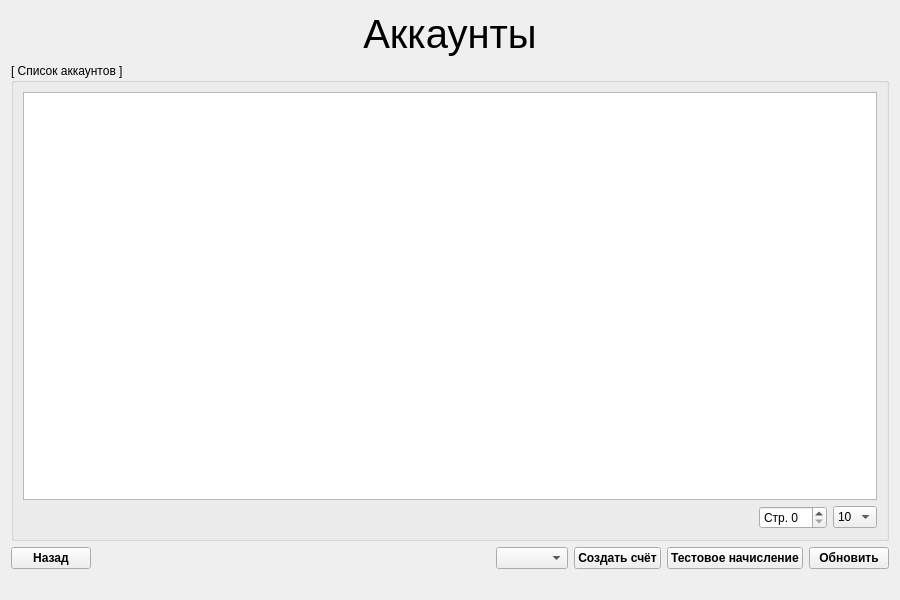
First picture: the form in pages/accountspage.ui, repository RakIhar/NeobankClientWidgets, before the edit.
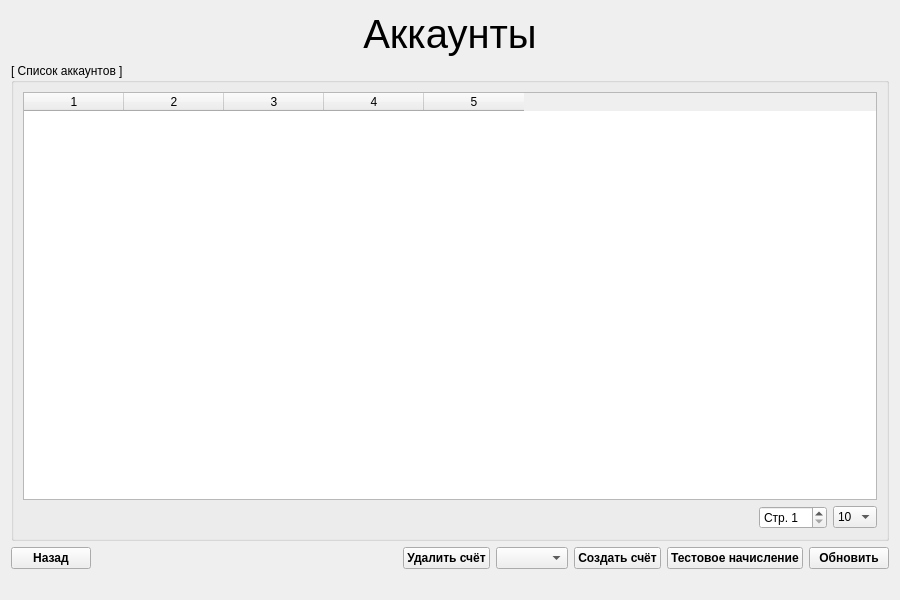
Second picture: the form after the edit.

```diff
--- a/pages/accountspage.ui
+++ b/pages/accountspage.ui
@@ -33,7 +33,16 @@
      </property>
      <layout class="QVBoxLayout" name="groupLayout">
       <item>
-       <widget class="QListWidget" name="accountsList"/>
+       <widget class="QTableWidget" name="accountsTable">
+        <property name="columnCount">
+         <number>5</number>
+        </property>
+        <column/>
+        <column/>
+        <column/>
+        <column/>
+        <column/>
+       </widget>
       </item>
       <item>
        <layout class="QHBoxLayout" name="limitsLayout">
@@ -55,6 +64,9 @@
           <property name="prefix">
            <string>Стр. </string>
           </property>
+          <property name="minimum">
+           <number>1</number>
+          </property>
          </widget>
         </item>
         <item>
@@ -108,6 +120,18 @@
        </property>
       </spacer>
      </item>
+     <item>
+      <widget class="QPushButton" name="deleteButton">
+       <property name="font">
+        <font>
+         <bold>true</bold>
+        </font>
+       </property>
+       <property name="text">
+        <string>Удалить счёт</string>
+       </property>
+      </widget>
+     </item>
      <item>
       <widget class="QComboBox" name="currencyComboBox"/>
      </item>
```
